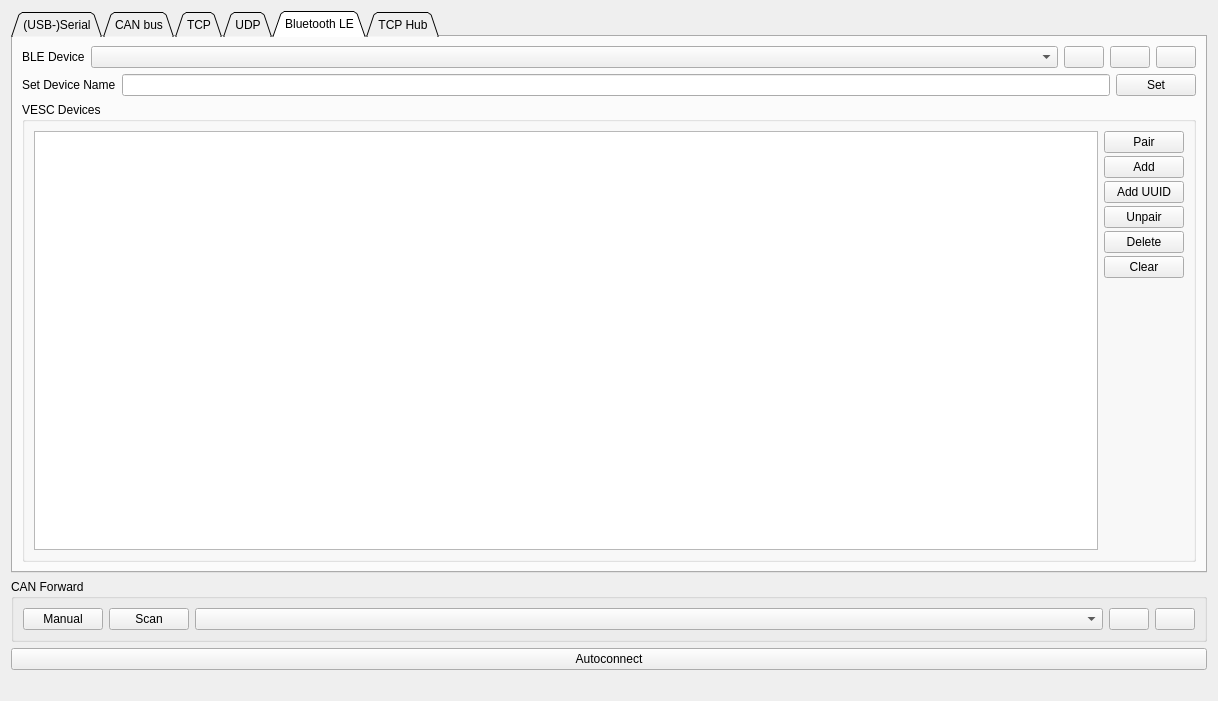
Qt form pages/pageconnection.ui (njupt-robomasters/vesc_tool-zh) before a commit.
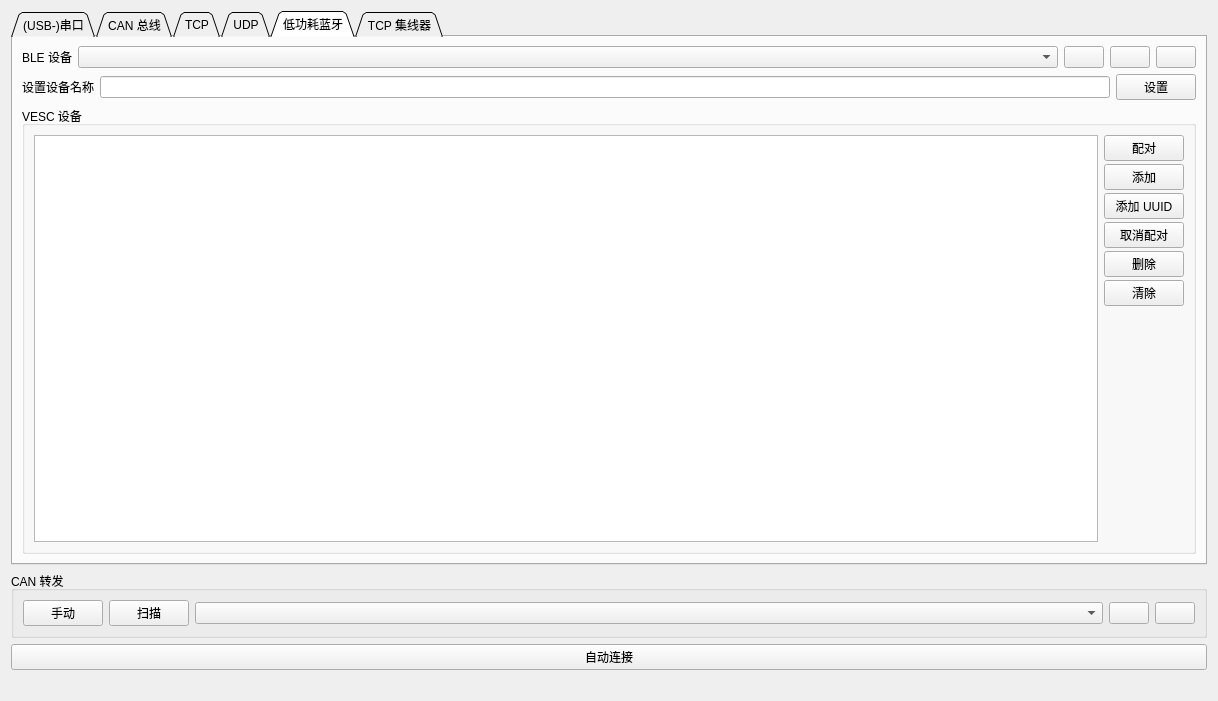
The same form after that commit. The open tabs and pages were chosen to show the change. Icons and pictures are not drawn.

```diff
--- a/pages/pageconnection.ui
+++ b/pages/pageconnection.ui
@@ -27,7 +27,7 @@
      </property>
      <widget class="QWidget" name="tab">
       <attribute name="title">
-       <string>(USB-)Serial</string>
+       <string>(USB-)串口</string>
       </attribute>
       <layout class="QVBoxLayout" name="verticalLayout_2">
        <item>
@@ -150,7 +150,7 @@
      </widget>
      <widget class="QWidget" name="tab_4">
       <attribute name="title">
-       <string>CAN bus</string>
+       <string>CAN 总线</string>
       </attribute>
       <layout class="QVBoxLayout" name="verticalLayout_7">
        <item>
@@ -656,7 +656,7 @@
      </widget>
      <widget class="QWidget" name="tab_3">
       <attribute name="title">
-       <string>Bluetooth LE</string>
+       <string>低功耗蓝牙</string>
       </attribute>
       <layout class="QVBoxLayout" name="verticalLayout_4">
        <item>
@@ -664,7 +664,7 @@
          <item>
           <widget class="QLabel" name="label_3">
            <property name="text">
-            <string>BLE Device</string>
+            <string>BLE 设备</string>
            </property>
           </widget>
          </item>
@@ -745,7 +745,7 @@
          <item>
           <widget class="QLabel" name="label_4">
            <property name="text">
-            <string>Set Device Name</string>
+            <string>设置设备名称</string>
            </property>
           </widget>
          </item>
@@ -755,7 +755,7 @@
          <item>
           <widget class="QPushButton" name="bleSetNameButton">
            <property name="text">
-            <string>Set</string>
+            <string>设置</string>
            </property>
            <property name="icon">
             <iconset resource="../res.qrc">
@@ -774,7 +774,7 @@
           </sizepolicy>
          </property>
          <property name="title">
-          <string>VESC Devices</string>
+          <string>VESC 设备</string>
          </property>
          <layout class="QVBoxLayout" name="verticalLayout_6">
           <item>
@@ -793,7 +793,7 @@
                  <string>Pair the connected VESC</string>
                 </property>
                 <property name="text">
-                 <string>Pair</string>
+                 <string>配对</string>
                 </property>
                 <property name="icon">
                  <iconset resource="../res.qrc">
@@ -807,7 +807,7 @@
                  <string>Add the connected VESC without pairing it.</string>
                 </property>
                 <property name="text">
-                 <string>Add</string>
+                 <string>添加</string>
                 </property>
                 <property name="icon">
                  <iconset resource="../res.qrc">
@@ -821,7 +821,7 @@
                  <string>Manuallt add UUID to this instance of VESC Tool</string>
                 </property>
                 <property name="text">
-                 <string>Add UUID</string>
+                 <string>添加 UUID</string>
                 </property>
                 <property name="icon">
                  <iconset resource="../res.qrc">
@@ -838,7 +838,7 @@
                  <string>Unpair this VESC, and make it possible to connect to it from any VESC Tool instance.</string>
                 </property>
                 <property name="text">
-                 <string>Unpair</string>
+                 <string>取消配对</string>
                 </property>
                 <property name="icon">
                  <iconset resource="../res.qrc">
@@ -852,7 +852,7 @@
                  <string/>
                 </property>
                 <property name="text">
-                 <string>Delete</string>
+                 <string>删除</string>
                 </property>
                 <property name="icon">
                  <iconset resource="../res.qrc">
@@ -863,7 +863,7 @@
               <item>
                <widget class="QPushButton" name="clearPairedButton">
                 <property name="text">
-                 <string>Clear</string>
+                 <string>清除</string>
                 </property>
                 <property name="icon">
                  <iconset resource="../res.qrc">
@@ -895,7 +895,7 @@
      </widget>
      <widget class="QWidget" name="tab_6">
       <attribute name="title">
-       <string>TCP Hub</string>
+       <string>TCP 集线器</string>
       </attribute>
       <layout class="QVBoxLayout" name="verticalLayout_11">
        <item>
@@ -1063,7 +1063,7 @@
    <item>
     <widget class="QGroupBox" name="groupBox">
      <property name="title">
-      <string>CAN Forward</string>
+      <string>CAN 转发</string>
      </property>
      <layout class="QHBoxLayout" name="horizontalLayout_2">
       <item>
@@ -1078,7 +1078,7 @@
          <string>Populate box without scanning, in case there are problems with scanning or the firmware does not support it.</string>
         </property>
         <property name="text">
-         <string>Manual</string>
+         <string>手动</string>
         </property>
         <property name="icon">
          <iconset resource="../res.qrc">
@@ -1098,7 +1098,7 @@
          <string>Scan for CAN devices</string>
         </property>
         <property name="text">
-         <string>Scan</string>
+         <string>扫描</string>
         </property>
         <property name="icon">
          <iconset resource="../res.qrc">
@@ -1162,7 +1162,7 @@
       <string>Try to automatically connect using the USB connection</string>
      </property>
      <property name="text">
-      <string>Autoconnect</string>
+      <string>自动连接</string>
      </property>
      <property name="icon">
       <iconset resource="../res.qrc">
```
Left out of the diff: 108 changed lines with no effect on the pictures.
